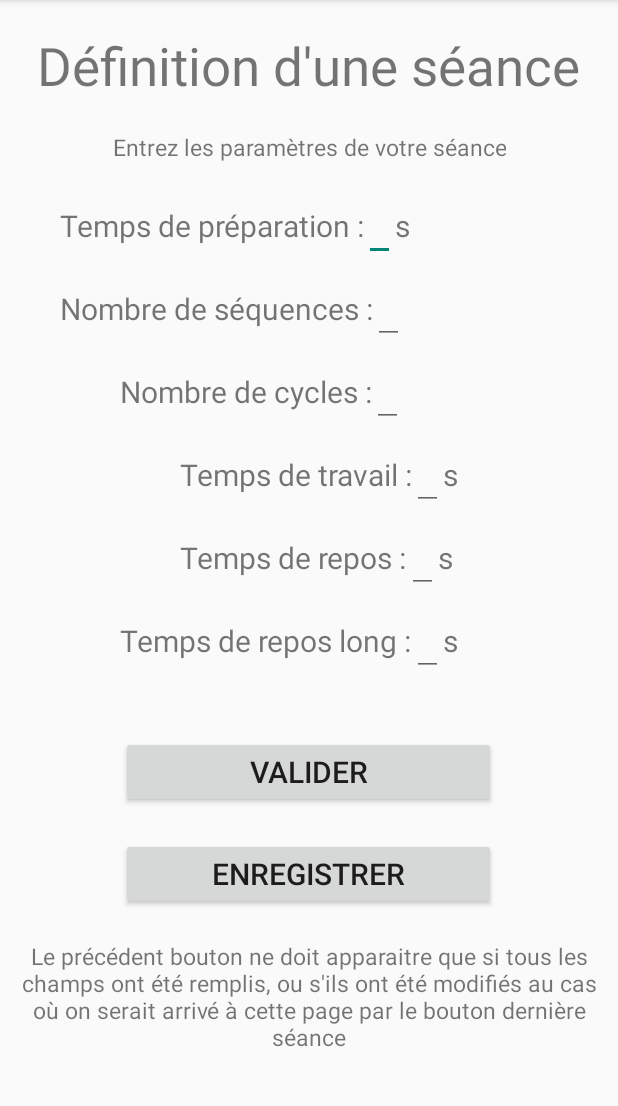
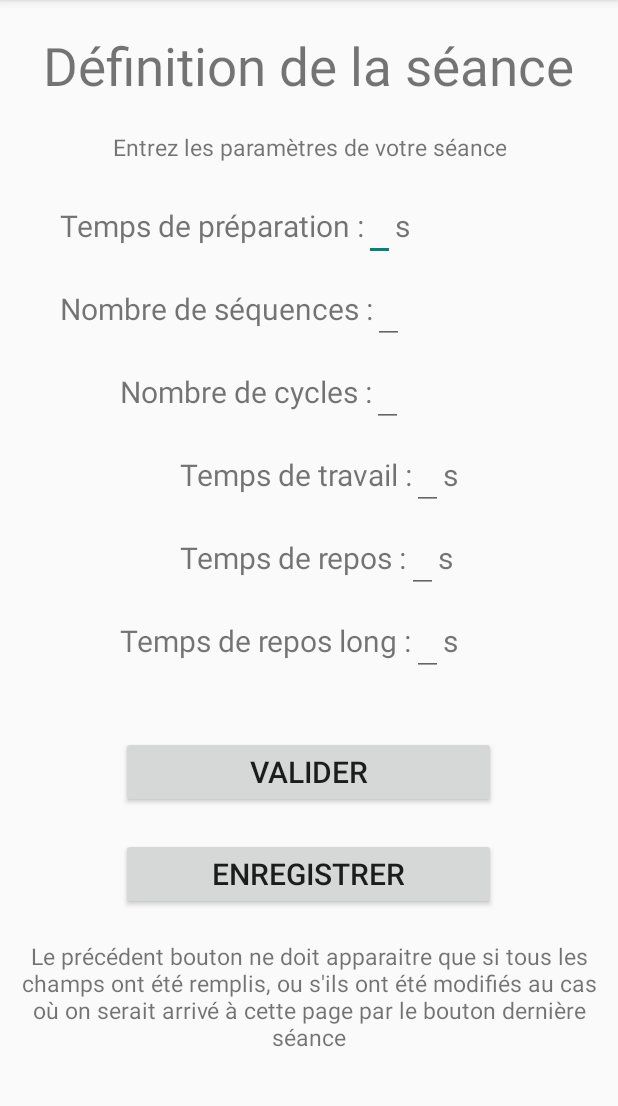
Before and after one commit to AlexandreLaurac/EFHI, an Android app: the ChoixSeanceDefinitionActivity screen opened directly, with no data from a screen before it, on a phone screen of 412 x 824 dp, the part 84-1190 px from its top. Run offline under Robolectric (Android 15) with nearby library versions, the phone set to English and light mode, and no system bars.

Commit message:
Commit d'ajout d'un ScrollView dans la vue activity_choix_seance_definition.xml pour pouvoir faire défiler l'écran pendant la saisie des données et ne pas avoir à faire partir le clavier systématiquement pour la poursuivre

```diff
--- a/app/src/main/res/layout/activity_choix_seance_definition.xml
+++ b/app/src/main/res/layout/activity_choix_seance_definition.xml
@@ -14,7 +14,7 @@
         android:layout_gravity="center"
         android:layout_marginTop="20dp"
         android:gravity="center"
-        android:text="Définition d'une séance"
+        android:text="Définition de la séance"
         android:textSize="35sp"/>
 
     <TextView
@@ -28,13 +28,22 @@
         android:text="Entrez les paramètres de votre séance"
         android:textSize="15sp"/>
 
+    <ScrollView
+        android:layout_width="match_parent"
+        android:layout_height="wrap_content"
+        android:layout_marginTop="20dp"
+        android:scrollbars="vertical">
+
+        <LinearLayout
+            android:layout_width="match_parent"
+            android:layout_height="match_parent"
+            android:orientation="vertical">
 
             <!-- Préparation -->
             <LinearLayout
                 android:layout_width="wrap_content"
                 android:layout_height="wrap_content"
                 android:orientation="horizontal"
-        android:layout_marginTop="20dp"
                 android:layout_marginStart="40dp">
 
                 <TextView
@@ -189,7 +198,8 @@
                     android:textSize="20sp"/>
 
             </LinearLayout>
-
+        </LinearLayout>
+    </ScrollView>
 
     <Button
         android:id="@+id/activity_choix_seance_definition_bouton_valider"
```
Lines whose indentation alone changed are shown as unchanged.
